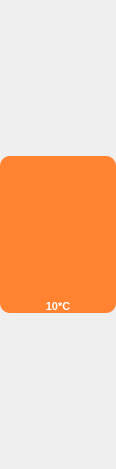
pwr-kstasinski/Z03-24g, file Lab 7/Solutions/gui/hourWidget.ui: the form before one commit.
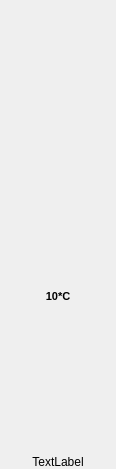
The form after the commit.

Commit message: showing hours, async api calls

```diff
--- a/Lab 7/Solutions/gui/hourWidget.ui
+++ b/Lab 7/Solutions/gui/hourWidget.ui
@@ -24,7 +24,7 @@
   <property name="windowTitle">
    <string>Form</string>
   </property>
-  <layout class="QVBoxLayout" name="verticalLayout" stretch="1,1,1">
+  <layout class="QVBoxLayout" name="verticalLayout" stretch="1,1,1,0">
    <property name="spacing">
     <number>0</number>
    </property>
@@ -72,9 +72,7 @@
       </font>
      </property>
      <property name="styleSheet">
-      <string notr="true">background: rgb(255, 131, 48);
-border-radius: 10px;
-color: white;</string>
+      <string notr="true"/>
      </property>
      <property name="text">
       <string>10*C</string>
@@ -100,6 +98,22 @@
      </property>
     </spacer>
    </item>
+   <item>
+    <widget class="QLabel" name="hourLabel">
+     <property name="sizePolicy">
+      <sizepolicy hsizetype="Expanding" vsizetype="Expanding">
+       <horstretch>0</horstretch>
+       <verstretch>0</verstretch>
+      </sizepolicy>
+     </property>
+     <property name="text">
+      <string>TextLabel</string>
+     </property>
+     <property name="alignment">
+      <set>Qt::AlignCenter</set>
+     </property>
+    </widget>
+   </item>
   </layout>
  </widget>
  <resources/>
```
The commit also changes 5 other files.
